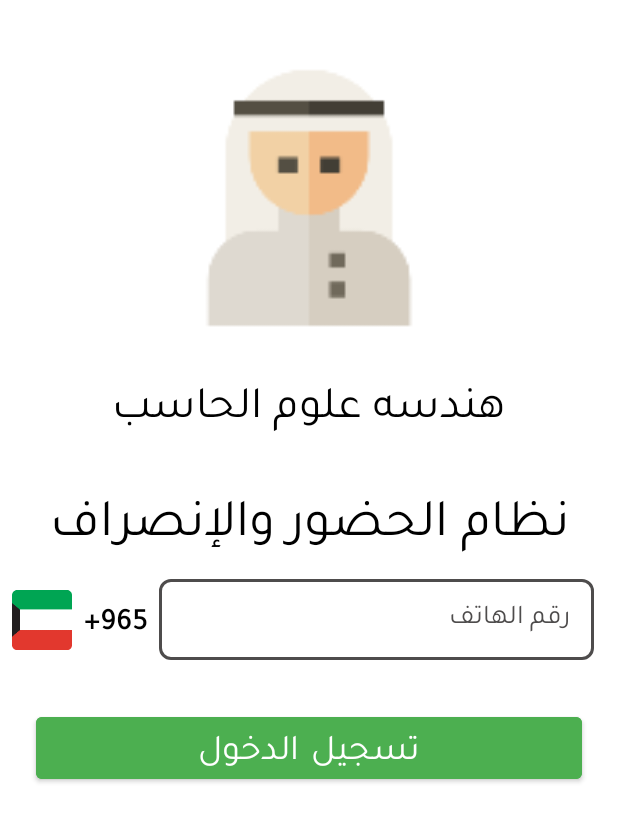
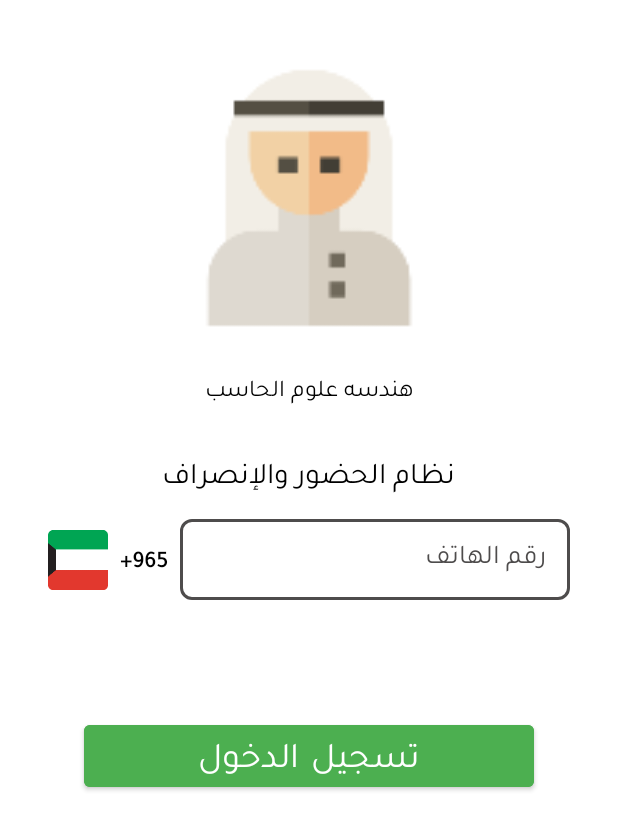
Before and after one commit to mahmoud-albaroody/CS, an Android app: the screen it shows after launch (SecondActivity), on a phone screen of 412 x 824 dp. Shown: the top 830 px of the screen. Run offline under Robolectric (Android 15) with nearby library versions, the light colour scheme and no system bars.

Commit message:
first push

```diff
--- a/app/src/main/res/layout/activity_forth_main.xml
+++ b/app/src/main/res/layout/activity_forth_main.xml
@@ -20,8 +20,9 @@
             android:id="@+id/navHostFragment"
             android:layout_width="match_parent"
             android:layout_height="match_parent"
-            app:defaultNavHost="true"
-            app:navGraph="@navigation/nav_graph" />
+             />
+<!--        app:defaultNavHost="true"-->
+<!--        app:navGraph="@navigation/nav_graph"-->
 
     </FrameLayout>
 
--- a/app/src/main/res/layout/activity_second.xml
+++ b/app/src/main/res/layout/activity_second.xml
@@ -1,26 +1,25 @@
 <?xml version="1.0" encoding="utf-8"?>
-    <ScrollView
+<ScrollView xmlns:android="http://schemas.android.com/apk/res/android"
+    xmlns:app="http://schemas.android.com/apk/res-auto"
+    xmlns:tools="http://schemas.android.com/tools"
     android:layout_width="match_parent"
     android:layout_height="match_parent"
-        xmlns:android="http://schemas.android.com/apk/res/android"
-        xmlns:app="http://schemas.android.com/apk/res-auto"
-        xmlns:tools="http://schemas.android.com/tools"
-        tools:context=".SecondActivity"
-       >
+    android:fillViewport="true"
+    tools:context=".SecondActivity">
+
     <androidx.constraintlayout.widget.ConstraintLayout
         android:layout_width="match_parent"
-        android:layout_height="match_parent"
-       >
+        android:layout_height="wrap_content">
 
         <ImageView
             android:id="@+id/iv_kuwaity_second"
             android:layout_width="200dp"
             android:layout_height="200dp"
             android:layout_marginTop="32dp"
+            android:src="@mipmap/kuwaity"
             app:layout_constraintEnd_toEndOf="parent"
             app:layout_constraintStart_toStartOf="parent"
-        app:layout_constraintTop_toTopOf="parent"
-        android:src="@mipmap/kuwaity" />
+            app:layout_constraintTop_toTopOf="parent" />
 
         <TextView
             android:id="@+id/tv_computerScienceEngineering_second"
@@ -30,20 +29,23 @@
             android:fontFamily="@font/tajawal_regular"
             android:text="@string/ComputerScienceEngineering"
             android:textColor="@color/black"
-        android:textSize="30sp"
+            android:textSize="16sp"
             app:layout_constraintEnd_toEndOf="parent"
             app:layout_constraintStart_toStartOf="parent"
             app:layout_constraintTop_toBottomOf="@+id/iv_kuwaity_second" />
 
         <TextView
             android:id="@+id/tv_InOutSystem_second"
-        android:layout_width="wrap_content"
+            android:layout_width="0dp"
             android:layout_height="wrap_content"
+            android:layout_marginStart="32dp"
             android:layout_marginTop="32dp"
+            android:layout_marginEnd="32dp"
             android:fontFamily="@font/tajawal_regular"
             android:text="@string/InOutSystem"
+            android:textAlignment="center"
             android:textColor="@color/black"
-        android:textSize="35sp"
+            android:textSize="20sp"
             app:layout_constraintEnd_toEndOf="parent"
             app:layout_constraintStart_toStartOf="parent"
             app:layout_constraintTop_toBottomOf="@+id/tv_computerScienceEngineering_second" />
@@ -52,10 +54,11 @@
         <com.google.android.material.textfield.TextInputLayout
             android:id="@+id/textInputLayout_mobileNum"
             style="@style/Widget.MaterialComponents.TextInputLayout.OutlinedBox"
-        android:layout_width="290dp"
+            android:layout_width="0dp"
             android:layout_height="54dp"
+            android:layout_marginStart="8dp"
             android:layout_marginTop="16dp"
-        android:layout_marginEnd="16dp"
+            android:layout_marginRight="8dp"
             android:layout_weight="3"
             android:enabled="true"
             android:fontFamily="@font/tajawal_regular"
@@ -68,7 +71,8 @@
             app:boxStrokeColor="@color/dark_gray"
             app:boxStrokeWidth="1dp"
             app:hintEnabled="false"
-        app:layout_constraintEnd_toEndOf="parent"
+            app:layout_constraintEnd_toEndOf="@+id/tv_InOutSystem_second"
+            app:layout_constraintStart_toEndOf="@+id/tv_kuwaitCode"
             app:layout_constraintTop_toBottomOf="@+id/tv_InOutSystem_second">
 
             <com.google.android.material.textfield.TextInputEditText
@@ -85,30 +89,33 @@
 
         <com.google.android.material.button.MaterialButton
             android:id="@+id/btn_login"
-        android:layout_width="match_parent"
+            android:layout_width="0dp"
             android:layout_height="wrap_content"
             android:layout_marginStart="24dp"
             android:layout_marginTop="32dp"
             android:layout_marginEnd="24dp"
+            android:layout_marginBottom="16dp"
             android:backgroundTint="@color/green_primary"
             android:fontFamily="@font/tajawal_regular"
             android:text="@string/LogIn"
             android:textSize="24sp"
-        app:layout_constraintEnd_toEndOf="parent"
-        app:layout_constraintStart_toStartOf="parent"
-        app:layout_constraintTop_toBottomOf="@+id/textInputLayout_mobileNum" />
+            app:layout_constraintBottom_toBottomOf="parent"
+            app:layout_constraintEnd_toEndOf="@+id/textInputLayout_mobileNum"
+            app:layout_constraintStart_toStartOf="@+id/iv_Kuwait_flag"
+            app:layout_constraintTop_toBottomOf="@+id/textInputLayout_mobileNum"
+            app:layout_constraintVertical_bias="0.13999999" />
 
         <TextView
             android:id="@+id/tv_kuwaitCode"
             android:layout_width="wrap_content"
             android:layout_height="wrap_content"
+            android:layout_marginStart="8dp"
             android:fontFamily="@font/tajawal_regular"
             android:text="@string/KuwaitCode"
             android:textColor="@color/black"
-        android:textSize="20sp"
+            android:textSize="15sp"
             android:textStyle="bold"
             app:layout_constraintBottom_toBottomOf="@+id/textInputLayout_mobileNum"
-        app:layout_constraintEnd_toStartOf="@+id/textInputLayout_mobileNum"
             app:layout_constraintStart_toEndOf="@+id/iv_Kuwait_flag"
             app:layout_constraintTop_toTopOf="@+id/textInputLayout_mobileNum" />
 
@@ -116,9 +123,8 @@
             android:id="@+id/iv_Kuwait_flag"
             android:layout_width="40dp"
             android:layout_height="40dp"
-        android:layout_marginStart="8dp"
             app:layout_constraintBottom_toBottomOf="@+id/tv_kuwaitCode"
-        app:layout_constraintStart_toStartOf="parent"
+            app:layout_constraintStart_toStartOf="@+id/tv_InOutSystem_second"
             app:layout_constraintTop_toTopOf="@+id/tv_kuwaitCode"
             app:srcCompat="@mipmap/kuwait_flag" />
 
```
Also changed, not shown: app/src/main/res/layout/activity_third.xml (+19 -10 lines), app/src/main/res/layout/fragment_fifth_setting.xml (+27 -22 lines), 1 other file. Lines whose indentation alone changed are shown as unchanged.
